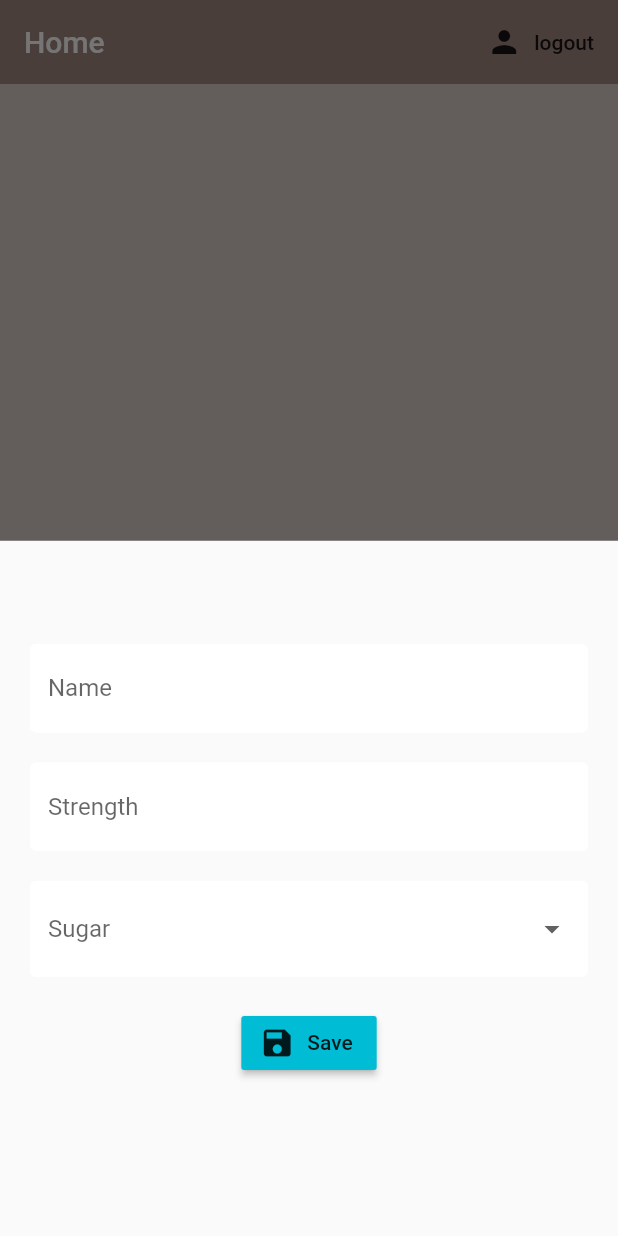
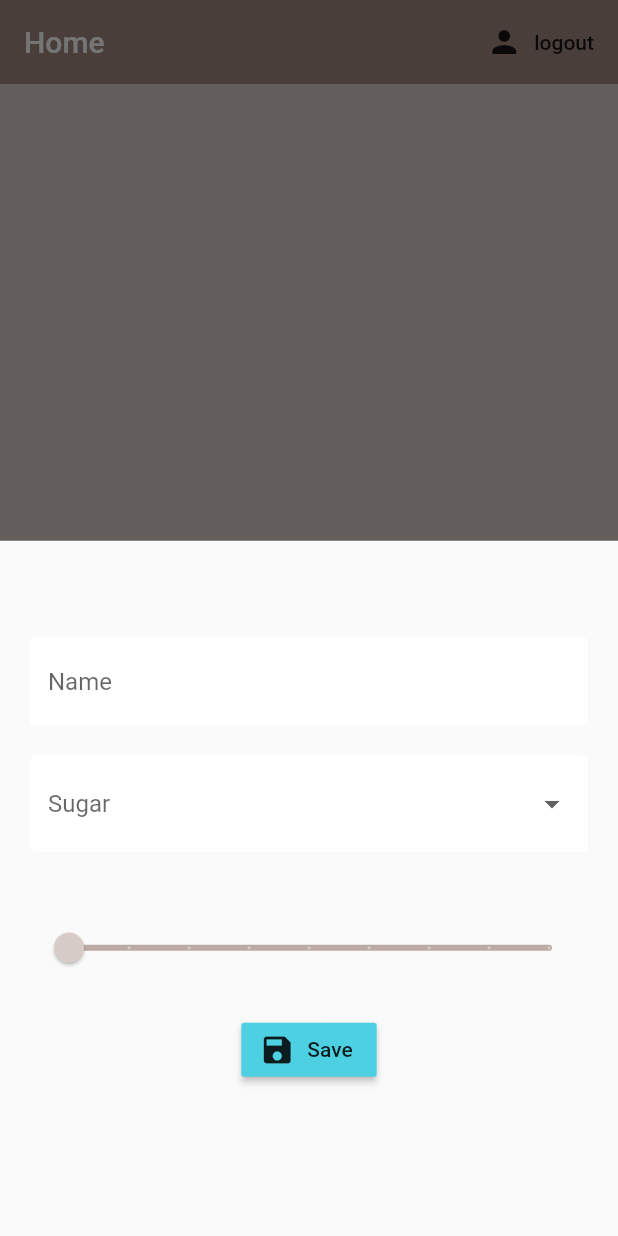
Before and after one commit to 0x4bd0/grabACoffee, a Flutter app: the screen it shows once a user with an empty profile is signed in, after a tap on the "edit" icon, on a phone screen of 412 x 824 dp. Run offline on Flutter 3.47's test engine with Material 2 defaults, Android fonts, the phone set to English and light mode, and no system bars; our stand-ins replace cloud_firestore, firebase_auth, flutter_spinkit; accounts and stored records are empty.

Commit message:
modal style done

```diff
--- a/lib/screens/home/edit_coffee_form.dart
+++ b/lib/screens/home/edit_coffee_form.dart
@@ -16,7 +16,7 @@ class _EditCoffeeFormState extends State<EditCoffeeForm> {
   final GlobalKey<FormState>  _form_key = GlobalKey<FormState> ();
   String name = '';
   String sugar = '';
-  String strength = '';
+  int strength;
   String error = '';
 
   List<String> sugarList = ['0','1','2','3','4','5'];
@@ -41,17 +41,6 @@ class _EditCoffeeFormState extends State<EditCoffeeForm> {
                  },
                ),
                SizedBox(height : 20),
-               TextFormField(
-                 decoration: textFormFieldDecoration.copyWith(hintText: 'Strength'),
-                 validator : (value) => value.isEmpty ? 'Strength is required' : null,
-                 onChanged: (value) {
-                   setState(() {
-                     sugar = value;
-                   });
-                 },
-                 obscureText: true,
-               ),
-               SizedBox(height : 20),
                DropdownButtonFormField(
                 decoration: textFormFieldDecoration.copyWith(hintText: 'Sugar'),
                 onChanged: (val) {
@@ -67,9 +56,25 @@ class _EditCoffeeFormState extends State<EditCoffeeForm> {
                 }).toList(),
               ),
                SizedBox(height : 20),
+               SizedBox(height : 20),
+               Slider(
+                 label: 'Strength',
+                 min : 100,
+                 max : 900,
+                 divisions: 8,
+                 activeColor: Colors.brown[strength??100],
+                 inactiveColor: Colors.brown[200],
+                 value : (strength ?? 100).toDouble(),
+                 onChanged: (value) {
+                   setState(() {
+                     strength = value.round();
+                   });
+                 },
+               ),
+               SizedBox(height : 20),
                RaisedButton.icon(
                  icon : Icon(Icons.save),
-                 color : Colors.cyan,
+                 color : Colors.cyan[300],
                  label : Text('Save'),
                  onPressed: () async{
                 },
```
